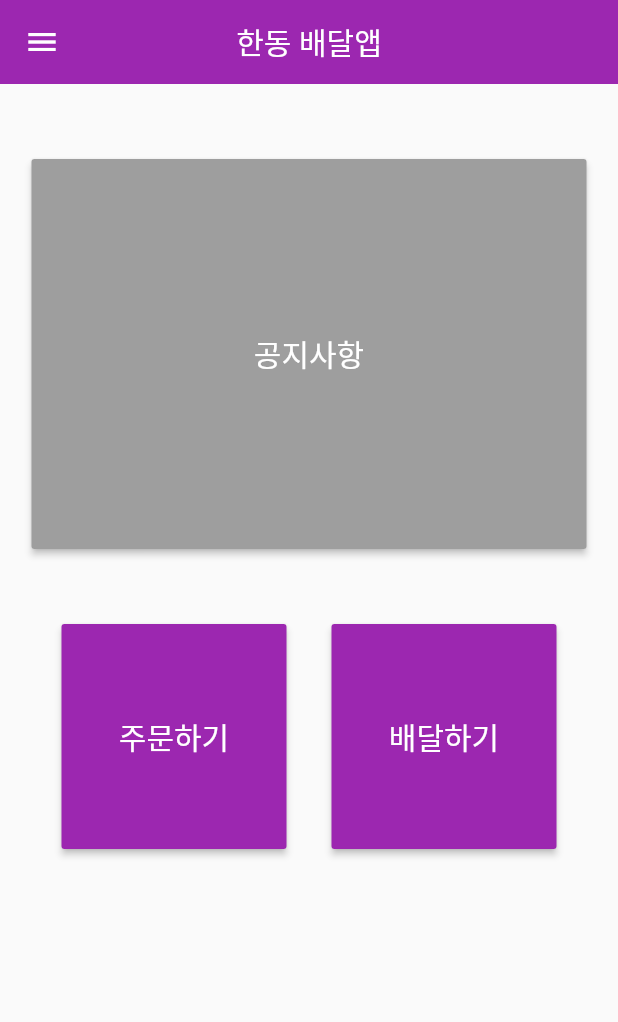
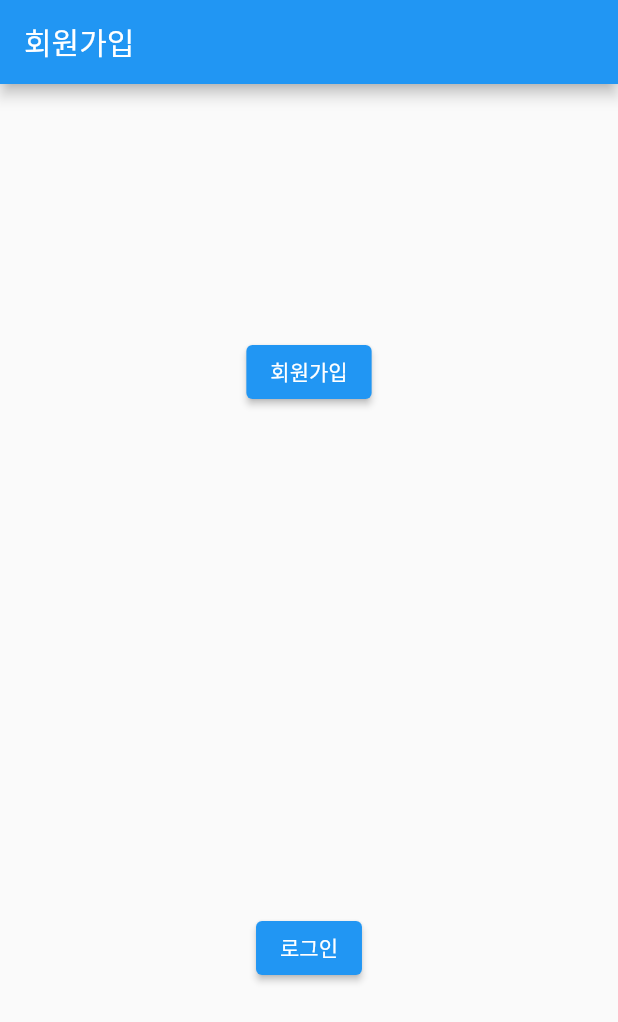
Before and after one commit to Luvxy/delivery, a Flutter app: the screen it shows after launch, on a phone screen of 412 x 824 dp. Shown: the top 1022 px of the screen. Run offline on Flutter 3.47's test engine with Material 2 defaults, Android fonts, the phone set to English and light mode, and no system bars; our stand-ins replace firebase_auth, firebase_core, google_maps_flutter; missing offline and left inert: firebase_auth_web, firebase_core_web; accounts and stored records are empty; Roboto replaces fonts that are missing (Montserrat).

Commit message:
login 메카닉스 구현 firebase 연결 완료 사이드바에 로그아웃 버튼 구현 로그인 입력창 미구현

```diff
--- /dev/null
+++ b/lib/logins/App.dart
@@ -0,0 +1,35 @@
+import 'package:firebase_core/firebase_core.dart';
+import 'package:flutter/material.dart';
+import 'package:screena/logins/page/home.dart';
+
+class App extends StatelessWidget {
+  final Future<FirebaseApp> _initialization = Firebase.initializeApp();
+
+  @override
+  Widget build(BuildContext context) {
+    return Scaffold(
+      body: FutureBuilder(
+        // Initialize FlutterFire:
+        future: _initialization,
+        builder: (context, snapshot) {
+          // Check for errors
+          if (snapshot.hasError) {
+            return Center(
+              child: Text("파이어베이스 init 실패!"),
+            );
+          }
+
+          // Once complete, show your application
+          if (snapshot.connectionState == ConnectionState.done) {
+            return Home();
+          }
+
+          // Otherwise, show something whilst waiting for initialization to complete
+          return Center(
+            child: CircularProgressIndicator(),
+          );
+        },
+      ),
+    );
+  }
+}
--- /dev/null
+++ b/lib/logins/login.dart
@@ -0,0 +1,13 @@
+import 'package:flutter/material.dart';
+import 'App.dart';
+
+class login extends StatelessWidget {
+  // This widget is the root of your application.
+  @override
+  Widget build(BuildContext context) {
+    return MaterialApp(
+      title: '한동',
+      home: App(),
+    );
+  }
+}
--- /dev/null
+++ b/lib/logins/page/home.dart
@@ -0,0 +1,22 @@
+import 'package:firebase_auth/firebase_auth.dart';
+import 'package:flutter/material.dart';
+import 'package:screena/logins/page/mypage.dart';
+import 'package:screena/logins/page/sign_in.dart';
+import 'package:screena/ScreenA.dart';
+
+class Home extends StatelessWidget {
+  const Home({Key? key}) : super(key: key);
+
+  @override
+  Widget build(BuildContext context) {
+    return StreamBuilder<User?>(
+        stream: FirebaseAuth.instance.authStateChanges(),
+        builder: (BuildContext context, AsyncSnapshot<User?> user) {
+          if (user.data == null) {
+            return SignIn();
+          } else {
+            return ScreenA();
+          }
+        });
+  }
+}
--- /dev/null
+++ b/lib/logins/page/sign_in.dart
@@ -0,0 +1,63 @@
+import 'package:firebase_auth/firebase_auth.dart';
+import 'package:flutter/material.dart';
+
+class SignIn extends StatelessWidget {
+  const SignIn({Key? key}) : super(key: key);
+
+  void _signUp() async {
+    try {
+      await FirebaseAuth.instance.createUserWithEmailAndPassword(
+          email: "barry.allen@example.com", password: "SuperSecretPassword!");
+    } on FirebaseAuthException catch (e) {
+      if (e.code == 'weak-password') {
+        print('The password provided is too weak.');
+      } else if (e.code == 'email-already-in-use') {
+        print('The account already exists for that email.');
+      }
+    } catch (e) {
+      print(e);
+    }
+  }
+
+  void _login() async {
+    try {
+      await FirebaseAuth.instance.signInWithEmailAndPassword(
+          email: "barry.allen@example.com", password: "SuperSecretPassword!");
+    } on FirebaseAuthException catch (e) {
+      if (e.code == 'user-not-found') {
+        print('No user found for that email.');
+      } else if (e.code == 'wrong-password') {
+        print('Wrong password provided for that user.');
+      }
+    }
+  }
+
+  @override
+  Widget build(BuildContext context) {
+    return Scaffold(
+      appBar: AppBar(
+        title: Text("회원가입"),
+      ),
+      body: Column(
+        children: [
+          Expanded(
+            child: Center(
+              child: ElevatedButton(
+                onPressed: _signUp,
+                child: Text("회원가입"),
+              ),
+            ),
+          ),
+          Expanded(
+            child: Center(
+              child: ElevatedButton(
+                onPressed: _login,
+                child: Text("로그인"),
+              ),
+            ),
+          ),
+        ],
+      ),
+    );
+  }
+}
--- a/lib/main.dart
+++ b/lib/main.dart
@@ -12,6 +12,7 @@ import 'sidebar/ScreenD1.dart';
 import 'maps.dart';
 import 'detail1.dart';
 import 'detail2.dart';
+import 'logins/login.dart';
 
 
 
@@ -28,9 +29,10 @@ class MyApp extends StatelessWidget {
         brightness: Brightness.light,
         fontFamily: 'Montserrat',
       ),
-      initialRoute: '/',
+      initialRoute: '/log',
       routes: {
-        '/' : (context) => ScreenA(),
+        '/log' : (context) => login(),
+        '/a' : (context) => ScreenA(),
         '/b' : (context) => ScreenB(),
         '/c' : (context) => ScreenC(),
         '/d' : (context) => ScreenD(),
--- a/pubspec.yaml
+++ b/pubspec.yaml
@@ -35,6 +35,9 @@ dependencies:
   # Use with the CupertinoIcons class for iOS style icons.
   cupertino_icons: ^1.0.2
   google_maps_flutter: ^2.1.0
+  firebase_core: ^1.10.0
+  firebase_auth: ^3.2.0
+
 
 dev_dependencies:
   flutter_test:
```
Also changed, not shown: lib/ScreenA.dart (+15 -14 lines), lib/logins/generated_plugin_registrant.dart (added, +18 -0 lines), lib/logins/page/mypage.dart (added, +34 -0 lines), pubspec.lock, 4 other files.
